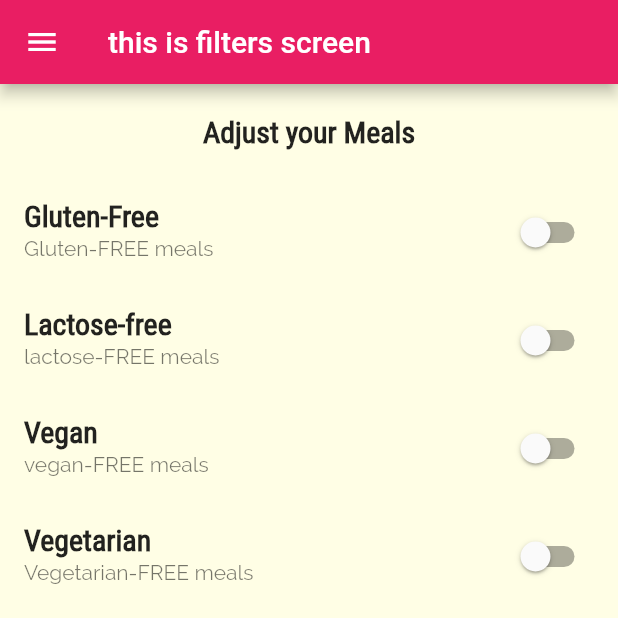
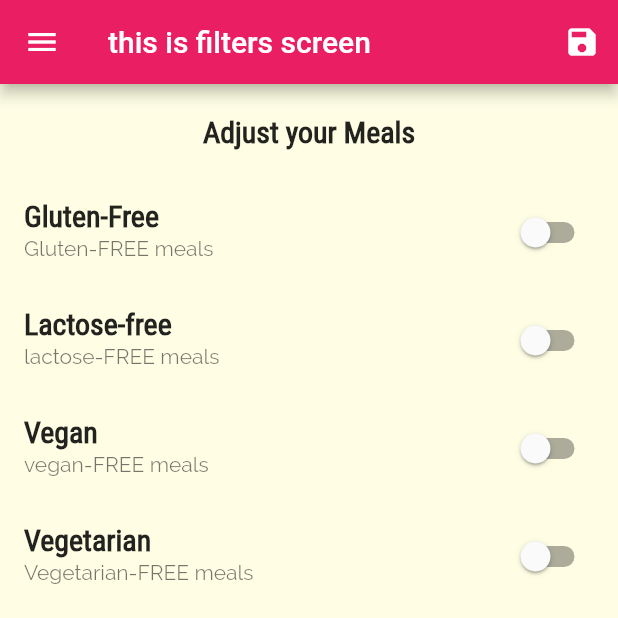
Before and after one commit to iHamza7/Meal_App, a Flutter app: the FiltersScreen screen opened by its route, on a phone screen of 412 x 824 dp, the top half of it. Run offline on Flutter 3.47's test engine with Material 2 defaults, Android fonts, the phone set to English and light mode, and no system bars.

Commit message:
lib changed

```diff
--- a/lib/main.dart
+++ b/lib/main.dart
@@ -8,9 +8,20 @@ void main() {
   runApp(const MyApp());
 }
 
-class MyApp extends StatelessWidget {
+class MyApp extends StatefulWidget {
   const MyApp({super.key});
 
+  @override
+  State<MyApp> createState() => _MyAppState();
+}
+
+class _MyAppState extends State<MyApp> {
+  Map<String, bool> _filters = {
+    'Gluten': false,
+    'Lactose': false,
+    'Vegan': false,
+    'Vegetarian': false,
+  };
   // This widget is the root of your application.
   @override
   Widget build(BuildContext context) {
--- a/lib/screens/filters_screen.dart
+++ b/lib/screens/filters_screen.dart
@@ -31,6 +31,12 @@ class _FiltersScreenState extends State<FiltersScreen> {
     return Scaffold(
         appBar: AppBar(
           title: const Text("this is filters screen"),
+          actions: [
+            IconButton(
+              onPressed: () {},
+              icon: const Icon(Icons.save),
+            ),
+          ],
         ),
         drawer: const MainDrawer(),
         body: Column(
```
